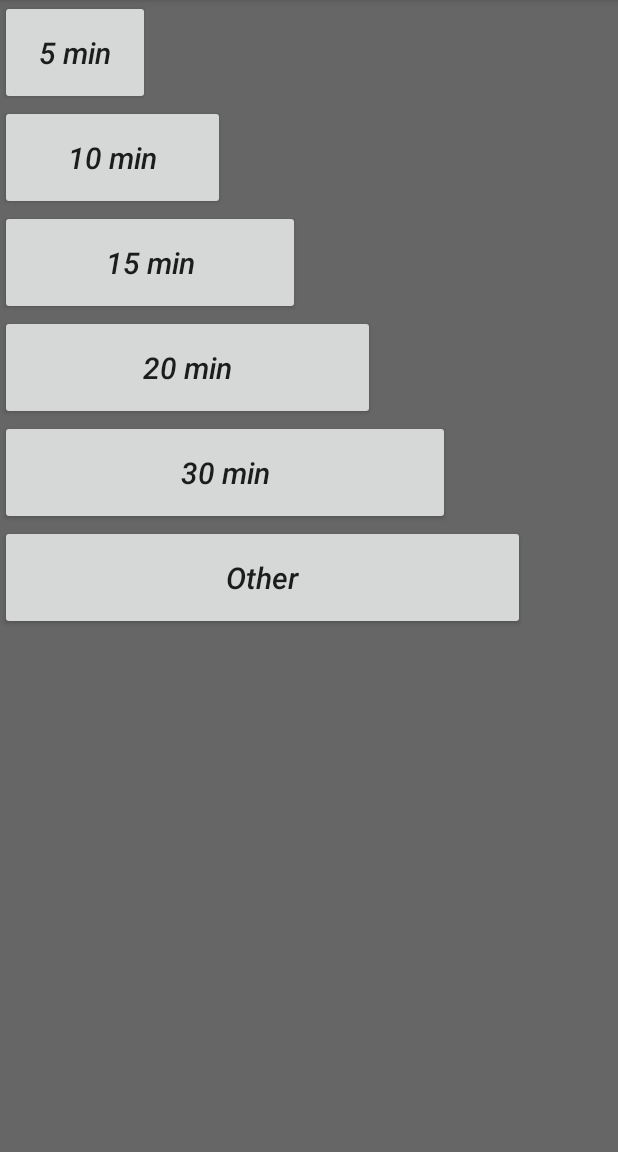
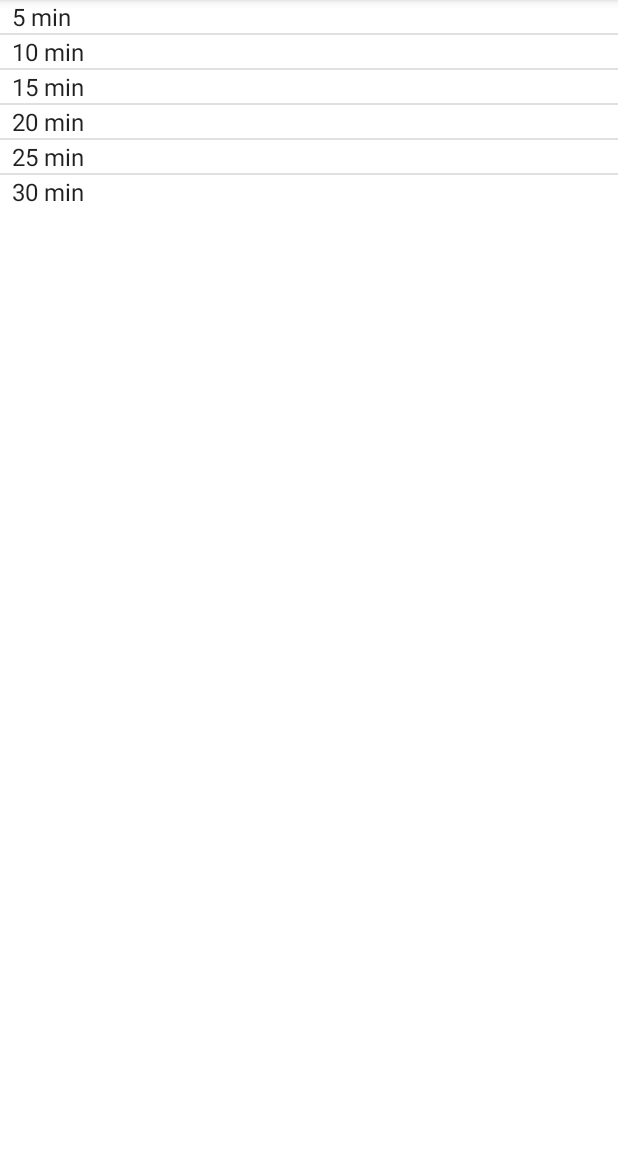
Before and after one commit to TaslimOseni/Kasparov, an Android app: the screen it shows after launch (StartActivity), on a phone screen of 412 x 824 dp, the part 84-1236 px from its top. Run offline under Robolectric (Android 15) with nearby library versions, the phone set to English and light mode, and no system bars.

Commit message:
Layout changes

```diff
--- a/app/src/main/java/com/dabinu/apps/chesstimer/StartActivity.java
+++ b/app/src/main/java/com/dabinu/apps/chesstimer/StartActivity.java
@@ -1,95 +1,65 @@
 package com.dabinu.apps.chesstimer;
 
 import android.content.Intent;
-import android.graphics.Color;
 import android.support.v7.app.AppCompatActivity;
 import android.os.Bundle;
-import android.support.v7.widget.LinearLayoutCompat;
 import android.view.View;
-import android.view.ViewGroup;
-import android.widget.Button;
-import android.widget.EditText;
-import android.widget.RelativeLayout;
+import android.widget.AdapterView;
+import android.widget.ArrayAdapter;
+import android.widget.ListView;
+
+
 
 public class StartActivity extends AppCompatActivity {
 
-    Button five, ten, fifteen, twenty, thirty, other;
-    RelativeLayout maam;
+    ListView list;
+    ArrayAdapter<CharSequence> adapter;
 
     @Override
     protected void onCreate(Bundle savedInstanceState) {
         super.onCreate(savedInstanceState);
         setContentView(R.layout.activity_start);
 
-        five = (Button) findViewById(R.id.five);
-        ten = (Button) findViewById(R.id.ten);
-        fifteen = (Button) findViewById(R.id.fif);
-        twenty = (Button) findViewById(R.id.twen);
-        thirty = (Button) findViewById(R.id.thirt);
-        other = (Button) findViewById(R.id.other);
-        maam = (RelativeLayout) findViewById(R.id.maam);
+        final Intent toTheSurgicalrRoom = new Intent(this, SurgicalRoom.class);
 
+        list = (ListView) findViewById(R.id.listOfAll);
+        adapter = ArrayAdapter.createFromResource(this, R.array.time, android.R.layout.simple_spinner_item);
+        list.setAdapter(adapter);
 
-        //Intent to got to the main activity: Named it surgical activity.
-        final Intent intent = new Intent(this, SurgicalRoom.class);
-
-
-        //I set onClick listeners for EACH of the buttons (inefficient method, I know); passed a String through the intent.
-        five.setOnClickListener(new View.OnClickListener(){
+        list.setOnItemClickListener(new AdapterView.OnItemClickListener() {
             @Override
-            public void onClick(View view) {
-                String passed = Long.toString(1000 * 60 * 5);
-                intent.putExtra("EXTRA", passed);
-                startActivity(intent);
+            public void onItemClick(AdapterView<?> adapterView, View view, int position, long l){
+                String passed = null;
+                switch(position){
+                    case 0:
+                        passed = Long.toString(1000 * 60 * 5);
+                        toTheSurgicalrRoom.putExtra("EXTRA", passed);
+                        startActivity(toTheSurgicalrRoom);
+                        break;
+                    case 1:
+                        passed = Long.toString(1000 * 60 * 10);
+                        toTheSurgicalrRoom.putExtra("EXTRA", passed);
+                        startActivity(toTheSurgicalrRoom);
+                        break;
+                    case 2:
+                        passed = Long.toString(1000 * 60 * 15);
+                        toTheSurgicalrRoom.putExtra("EXTRA", passed);
+                        startActivity(toTheSurgicalrRoom);
+                        break;
+                    case 3:
+                        passed = Long.toString(1000 * 60 * 20);
+                        toTheSurgicalrRoom.putExtra("EXTRA", passed);
+                        startActivity(toTheSurgicalrRoom);
+                        break;
+                    case 4:
+                        passed = Long.toString(1000 * 60 * 30);
+                        toTheSurgicalrRoom.putExtra("EXTRA", passed);
+                        startActivity(toTheSurgicalrRoom);
+                        break;
+                }
             }
         });
 
-        ten.setOnClickListener(new View.OnClickListener(){
-            @Override
-            public void onClick(View view) {
-                String passed = Long.toString(1000 * 60 * 10);
-                intent.putExtra("EXTRA", passed);
-                startActivity(intent);
-            }
-        });
-
-        fifteen.setOnClickListener(new View.OnClickListener(){
-            @Override
-            public void onClick(View view) {
-                String passed = Long.toString(1000 * 60 * 15);
-                intent.putExtra("EXTRA", passed);
-                startActivity(intent);
-            }
-        });
-
-        twenty.setOnClickListener(new View.OnClickListener(){
-            @Override
-            public void onClick(View view) {
-                String passed = Long.toString(1000 * 60 * 20);
-                intent.putExtra("EXTRA", passed);
-                startActivity(intent);
-            }
-        });
-
-        thirty.setOnClickListener(new View.OnClickListener(){
-            @Override
-            public void onClick(View view) {
-                String passed = Long.toString(1000 * 60 * 30);
-                intent.putExtra("EXTRA", passed);
-                startActivity(intent);
-            }
-        });
-
-        other.setOnClickListener(new View.OnClickListener() {
-            @Override
-            public void onClick(View view) {
-                EditText editText = new EditText(getApplicationContext());
-                editText.setLayoutParams(new LinearLayoutCompat.LayoutParams(ViewGroup.LayoutParams.WRAP_CONTENT, ViewGroup.LayoutParams.WRAP_CONTENT));
-                editText.setBackgroundColor(Color.WHITE);
-                //todo: set a layout under that'd hold two spinners and one image view
-                maam.addView(editText);
-            }
-        });
 
     }
 
--- a/app/src/main/java/com/dabinu/apps/chesstimer/SurgicalRoom.java
+++ b/app/src/main/java/com/dabinu/apps/chesstimer/SurgicalRoom.java
@@ -109,7 +109,8 @@ public class SurgicalRoom extends AppCompatActivity {
             @Override
             public void onFinish() {
                 nextView.setText(R.string.timeUp);
-                vibrator.vibrate(3000); //Change vibrator pattern
+                long pattern[] = {50,100,100,250,150,350};
+                vibrator.vibrate(pattern, 1);
                 nextView.setBackgroundColor(Color.GRAY);
                 textView.setBackgroundColor(Color.WHITE);
                 textView.setOnClickListener(new View.OnClickListener() {
--- a/app/src/main/res/layout/activity_start.xml
+++ b/app/src/main/res/layout/activity_start.xml
@@ -4,68 +4,23 @@
     xmlns:tools="http://schemas.android.com/tools"
     android:layout_width="match_parent"
     android:layout_height="match_parent"
-    android:background="#666"
+    android:background="#ffffff"
     android:id="@+id/maam"
     tools:context="com.dabinu.apps.chesstimer.StartActivity">
 
-    <Button
-        android:id="@+id/five"
-        android:layout_width="100dp"
+    <ListView
+        android:layout_width="match_parent"
+        android:layout_height="wrap_content"
+        android:id="@+id/listOfAll">
+
+    </ListView>
+
+    <LinearLayout
+        android:layout_width="match_parent"
         android:layout_height="70dp"
-        android:text="@string/v"
-        android:textStyle="italic"
-        android:textAllCaps="false"
-        android:textSize="20sp" />
+        android:layout_below="@+id/listOfAll"
+        android:orientation="horizontal">
 
-    <Button
-        android:layout_width="150dp"
-        android:layout_height="70dp"
-        android:id="@+id/ten"
-        android:text="@string/x"
-        android:textStyle="italic"
-        android:textSize="20sp"
-        android:textAllCaps="false"
-        android:layout_below="@id/five"/>
-
-    <Button
-        android:layout_width="200dp"
-        android:layout_height="70dp"
-        android:id="@+id/fif"
-        android:text="@string/xv"
-        android:textStyle="italic"
-        android:textSize="20sp"
-        android:textAllCaps="false"
-        android:layout_below="@id/ten"/>
-
-
-    <Button
-        android:layout_width="250dp"
-        android:layout_height="70dp"
-        android:id="@+id/twen"
-        android:text="@string/xx"
-        android:textStyle="italic"
-        android:textSize="20sp"
-        android:textAllCaps="false"
-        android:layout_below="@id/fif"/>
-
-    <Button
-        android:layout_width="300dp"
-        android:layout_height="70dp"
-        android:id="@+id/thirt"
-        android:text="@string/xxx"
-        android:textStyle="italic"
-        android:textSize="20sp"
-        android:textAllCaps="false"
-        android:layout_below="@id/twen"/>
-
-    <Button
-        android:layout_width="350dp"
-        android:layout_height="70dp"
-        android:layout_below="@+id/thirt"
-        android:id="@+id/other"
-        android:text="@string/choose"
-        android:textSize="20sp"
-        android:textAllCaps="false"
-        android:textStyle="italic"/>
+    </LinearLayout>
 
 </RelativeLayout>
--- a/app/src/main/res/values/strings.xml
+++ b/app/src/main/res/values/strings.xml
@@ -3,11 +3,16 @@
 
     <string name="title_activity_main_process">MainProcess</string>
     <string name="timeUp">Time up!!!</string>
-    <string name="v">5 min</string>
-    <string name="x">10 min</string>
-    <string name="xv">15 min</string>
-    <string name="xx">20 min</string>
-    <string name="xxx">30 min</string>
     <string name="choose">Other</string>
     <string name="exit_query">Are you sure you want to exit?</string>
+
+
+    <string-array name="time">
+        <item>5 min</item>
+        <item>10 min</item>
+        <item>15 min</item>
+        <item>20 min</item>
+        <item>25 min</item>
+        <item>30 min</item>
+    </string-array>
 </resources>
```
Also changed, not shown: app/src/main/res/drawable-hdpi/next.png (added), app/src/main/res/drawable-mdpi/next.png (added), app/src/main/res/drawable-xhdpi/next.png (added), app/src/main/res/drawable-xxhdpi/next.png (added).
